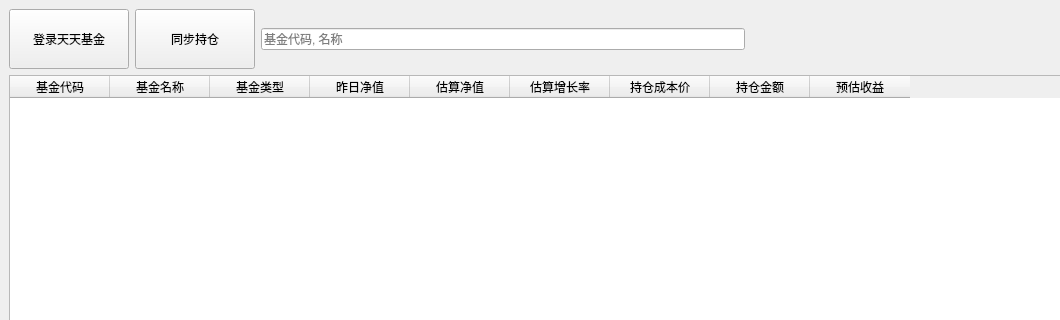
Above: mainwindow.ui from aox-lei/fund_gui before the change; both pictures show x 0 to 1060 and y 0 to 320 of the 1238 by 859 pixel window. Below: the same form after it.
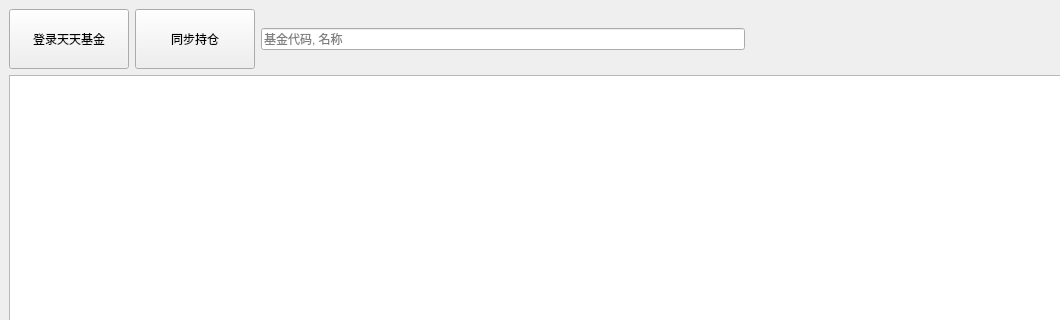
That is the form after the change.

```diff
--- a/mainwindow.ui
+++ b/mainwindow.ui
@@ -92,64 +92,16 @@
        </layout>
       </item>
       <item>
-       <widget class="QTableWidget" name="table_fund">
-        <attribute name="horizontalHeaderCascadingSectionResizes">
-         <bool>false</bool>
-        </attribute>
-        <attribute name="horizontalHeaderStretchLastSection">
+       <widget class="QTableView" name="table_fund">
+        <attribute name="horizontalHeaderHighlightSections">
          <bool>false</bool>
         </attribute>
         <attribute name="verticalHeaderCascadingSectionResizes">
          <bool>false</bool>
         </attribute>
-        <attribute name="verticalHeaderStretchLastSection">
+        <attribute name="verticalHeaderHighlightSections">
          <bool>false</bool>
         </attribute>
-        <column>
-         <property name="text">
-          <string>基金代码</string>
-         </property>
-        </column>
-        <column>
-         <property name="text">
-          <string>基金名称</string>
-         </property>
-        </column>
-        <column>
-         <property name="text">
-          <string>基金类型</string>
-         </property>
-        </column>
-        <column>
-         <property name="text">
-          <string>昨日净值</string>
-         </property>
-        </column>
-        <column>
-         <property name="text">
-          <string>估算净值</string>
-         </property>
-        </column>
-        <column>
-         <property name="text">
-          <string>估算增长率</string>
-         </property>
-        </column>
-        <column>
-         <property name="text">
-          <string>持仓成本价</string>
-         </property>
-        </column>
-        <column>
-         <property name="text">
-          <string>持仓金额</string>
-         </property>
-        </column>
-        <column>
-         <property name="text">
-          <string>预估收益</string>
-         </property>
-        </column>
        </widget>
       </item>
       <item>
```
